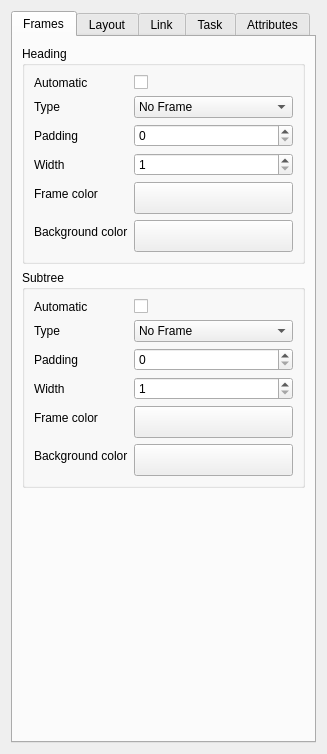
First picture: the form in forms/branchpropeditor.ui, repository insilmaril/vym, before the edit.
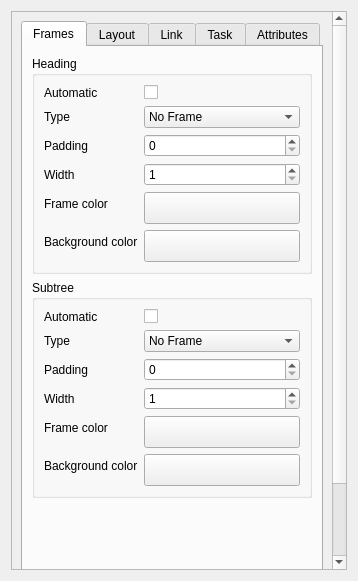
Second picture: the form after the edit.

Commit message: Added scroll area for branch properties

What changed in the file:
```diff
--- a/forms/branchpropeditor.ui
+++ b/forms/branchpropeditor.ui
@@ -6,8 +6,8 @@
    <rect>
     <x>0</x>
     <y>0</y>
-    <width>327</width>
-    <height>754</height>
+    <width>358</width>
+    <height>581</height>
    </rect>
   </property>
   <property name="sizePolicy">
@@ -21,6 +21,21 @@
   </property>
   <layout class="QVBoxLayout" name="verticalLayout_9">
    <item>
+    <widget class="QScrollArea" name="scrollArea">
+     <property name="widgetResizable">
+      <bool>true</bool>
+     </property>
+     <widget class="QWidget" name="scrollAreaWidgetContents">
+      <property name="geometry">
+       <rect>
+        <x>0</x>
+        <y>0</y>
+        <width>327</width>
+        <height>746</height>
+       </rect>
+      </property>
+      <layout class="QVBoxLayout" name="verticalLayout_3">
+       <item>
     <widget class="QTabWidget" name="tabWidget">
      <property name="tabShape">
       <enum>QTabWidget::Rounded</enum>
@@ -1021,6 +1036,10 @@
           </spacer>
          </item>
         </layout>
+           </item>
+          </layout>
+         </widget>
+        </widget>
        </item>
       </layout>
      </widget>
```
Lines whose indentation alone changed are shown as unchanged.
